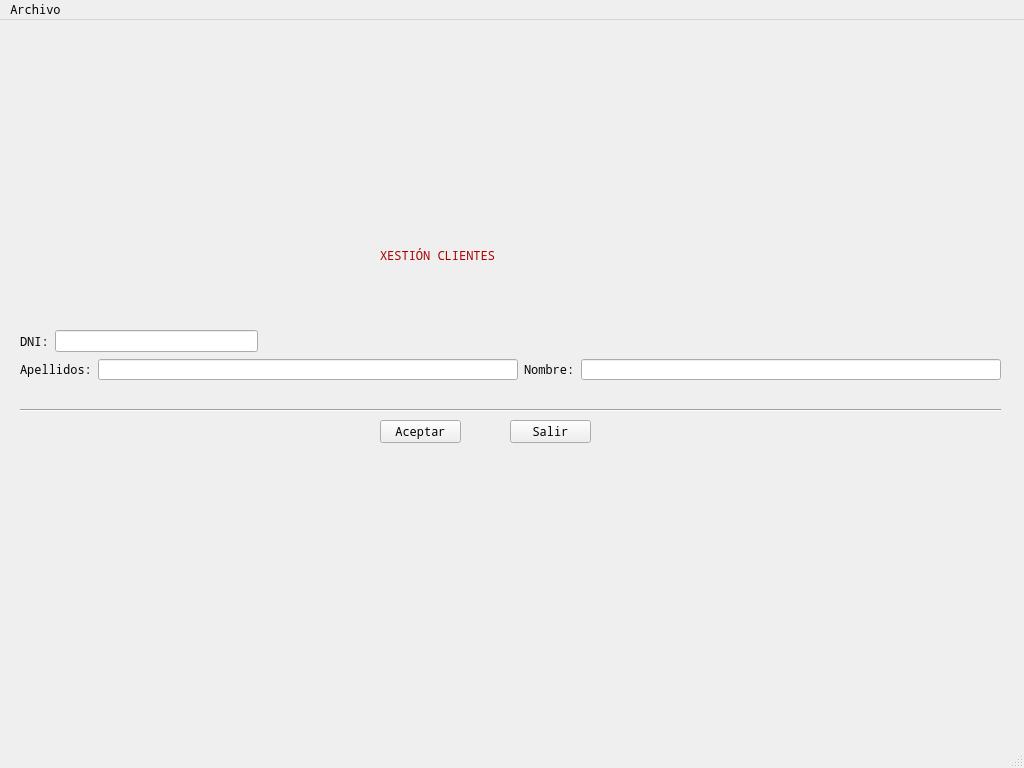
Before: the Qt Designer form window.ui in rulonunhez/nunezsantos, drawn with Qt 5.
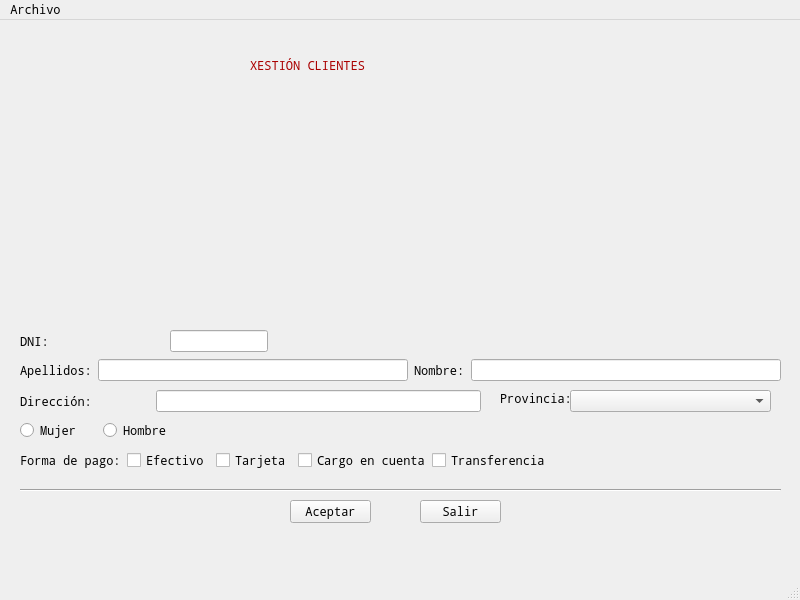
After: the same form once the commit is applied.

Commit message: Ventana aviso 2

```diff
--- a/window.ui
+++ b/window.ui
@@ -6,8 +6,8 @@
    <rect>
     <x>0</x>
     <y>0</y>
-    <width>1024</width>
-    <height>768</height>
+    <width>800</width>
+    <height>600</height>
    </rect>
   </property>
   <property name="font">
@@ -22,8 +22,8 @@
    <widget class="QLabel" name="lblClientes">
     <property name="geometry">
      <rect>
-      <x>380</x>
-      <y>210</y>
+      <x>250</x>
+      <y>20</y>
       <width>271</width>
       <height>51</height>
      </rect>
@@ -488,8 +488,8 @@
    <widget class="QPushButton" name="pushButton">
     <property name="geometry">
      <rect>
-      <x>510</x>
-      <y>400</y>
+      <x>420</x>
+      <y>480</y>
       <width>81</width>
       <height>23</height>
      </rect>
@@ -501,8 +501,8 @@
    <widget class="QPushButton" name="btnAceptar">
     <property name="geometry">
      <rect>
-      <x>380</x>
-      <y>400</y>
+      <x>290</x>
+      <y>480</y>
       <width>81</width>
       <height>23</height>
      </rect>
@@ -516,7 +516,7 @@
      <rect>
       <x>20</x>
       <y>310</y>
-      <width>251</width>
+      <width>261</width>
       <height>22</height>
      </rect>
     </property>
@@ -528,7 +528,7 @@
 </string>
        </property>
        <property name="text">
-        <string>DNI:</string>
+        <string>DNI:                </string>
        </property>
       </widget>
      </item>
@@ -549,8 +549,8 @@
      <rect>
       <x>20</x>
       <y>339</y>
-      <width>981</width>
-      <height>21</height>
+      <width>761</width>
+      <height>22</height>
      </rect>
     </property>
     <layout class="QHBoxLayout" name="horizontalLayout_2">
@@ -580,8 +580,8 @@
     <property name="geometry">
      <rect>
       <x>20</x>
-      <y>380</y>
-      <width>981</width>
+      <y>460</y>
+      <width>761</width>
       <height>20</height>
      </rect>
     </property>
@@ -589,13 +589,153 @@
      <enum>Qt::Horizontal</enum>
     </property>
    </widget>
+   <widget class="QWidget" name="horizontalLayoutWidget_3">
+    <property name="geometry">
+     <rect>
+      <x>20</x>
+      <y>370</y>
+      <width>461</width>
+      <height>22</height>
+     </rect>
+    </property>
+    <layout class="QHBoxLayout" name="horizontalLayout_3">
+     <item>
+      <widget class="QLabel" name="lblDir">
+       <property name="styleSheet">
+        <string notr="true">font: 8pt &quot;MS Shell Dlg 2&quot;;
+</string>
+       </property>
+       <property name="text">
+        <string>Dirección:        </string>
+       </property>
+      </widget>
+     </item>
+     <item>
+      <widget class="QLineEdit" name="txtDir"/>
+     </item>
+    </layout>
+   </widget>
+   <widget class="QWidget" name="horizontalLayoutWidget_4">
+    <property name="geometry">
+     <rect>
+      <x>20</x>
+      <y>400</y>
+      <width>160</width>
+      <height>21</height>
+     </rect>
+    </property>
+    <layout class="QHBoxLayout" name="horizontalLayout_4">
+     <item>
+      <widget class="QRadioButton" name="rbtFem">
+       <property name="text">
+        <string>Mujer</string>
+       </property>
+       <attribute name="buttonGroup">
+        <string notr="true">rbtGroupSex</string>
+       </attribute>
+      </widget>
+     </item>
+     <item>
+      <widget class="QRadioButton" name="rbtHom">
+       <property name="text">
+        <string>Hombre</string>
+       </property>
+       <attribute name="buttonGroup">
+        <string notr="true">rbtGroupSex</string>
+       </attribute>
+      </widget>
+     </item>
+    </layout>
+   </widget>
+   <widget class="QWidget" name="horizontalLayoutWidget_5">
+    <property name="geometry">
+     <rect>
+      <x>20</x>
+      <y>430</y>
+      <width>531</width>
+      <height>21</height>
+     </rect>
+    </property>
+    <layout class="QHBoxLayout" name="horizontalLayout_5">
+     <item>
+      <widget class="QLabel" name="lblFormaPago">
+       <property name="text">
+        <string>Forma de pago:</string>
+       </property>
+      </widget>
+     </item>
+     <item>
+      <widget class="QCheckBox" name="chkEfectivo">
+       <property name="text">
+        <string>Efectivo</string>
+       </property>
+       <attribute name="buttonGroup">
+        <string notr="true">chkGroupPago</string>
+       </attribute>
+      </widget>
+     </item>
+     <item>
+      <widget class="QCheckBox" name="chkTarjeta">
+       <property name="text">
+        <string>Tarjeta</string>
+       </property>
+       <attribute name="buttonGroup">
+        <string notr="true">chkGroupPago</string>
+       </attribute>
+      </widget>
+     </item>
+     <item>
+      <widget class="QCheckBox" name="chkCargoCuenta">
+       <property name="text">
+        <string>Cargo en cuenta</string>
+       </property>
+       <attribute name="buttonGroup">
+        <string notr="true">chkGroupPago</string>
+       </attribute>
+      </widget>
+     </item>
+     <item>
+      <widget class="QCheckBox" name="chkTransfer">
+       <property name="text">
+        <string>Transferencia</string>
+       </property>
+       <attribute name="buttonGroup">
+        <string notr="true">chkGroupPago</string>
+       </attribute>
+      </widget>
+     </item>
+    </layout>
+   </widget>
+   <widget class="QLabel" name="cmbPro">
+    <property name="geometry">
+     <rect>
+      <x>500</x>
+      <y>370</y>
+      <width>71</width>
+      <height>16</height>
+     </rect>
+    </property>
+    <property name="text">
+     <string>Provincia:</string>
+    </property>
+   </widget>
+   <widget class="QComboBox" name="comboBox">
+    <property name="geometry">
+     <rect>
+      <x>570</x>
+      <y>370</y>
+      <width>201</width>
+      <height>22</height>
+     </rect>
+    </property>
+   </widget>
   </widget>
   <widget class="QMenuBar" name="menubar">
    <property name="geometry">
     <rect>
      <x>0</x>
      <y>0</y>
-     <width>1024</width>
+     <width>800</width>
      <height>21</height>
     </rect>
    </property>
```
Left out of the diff: 8 changed lines with no effect on the pictures. The commit also changes 3 other files.
